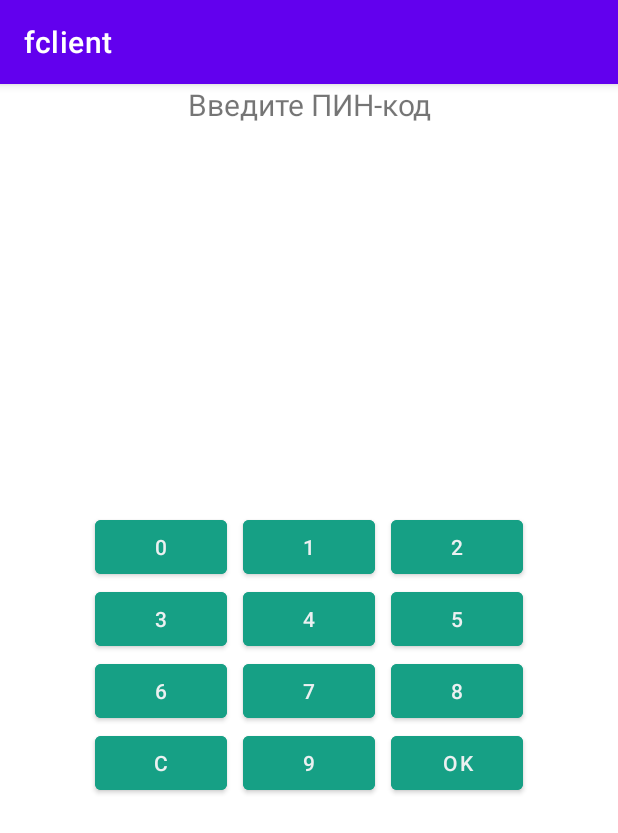
After one commit to PaulPreobraszhensky/rpo, an Android app: the PinpadActivity screen opened directly, with no data from a screen before it, on a phone screen of 412 x 824 dp. The commit adds this screen. Shown: the top 833 px of the screen. Run offline under Robolectric (Android 15) with nearby library versions, the phone set to English and light mode, and no system bars; 2 statements that could not run were skipped.

Commit message:
LR2 Part2

```diff
--- a/fclient/app/build.gradle
+++ b/fclient/app/build.gradle
@@ -48,7 +48,6 @@ android {
 }
 
 dependencies {
-
     implementation 'androidx.appcompat:appcompat:1.3.0'
     implementation 'com.google.android.material:material:1.4.0'
     implementation 'androidx.constraintlayout:constraintlayout:2.0.4'
@@ -56,4 +55,5 @@ dependencies {
     testImplementation 'junit:junit:4.13.2'
     androidTestImplementation 'androidx.test.ext:junit:1.1.3'
     androidTestImplementation 'androidx.test.espresso:espresso-core:3.4.0'
+    implementation 'commons-codec:commons-codec:1.15'
 }
--- a/fclient/app/src/main/AndroidManifest.xml
+++ b/fclient/app/src/main/AndroidManifest.xml
@@ -10,6 +10,9 @@
         android:supportsRtl="true"
         android:theme="@style/Theme.Fclient">
         <activity
+            android:name=".PinpadActivity"
+            android:exported="false" />
+        <activity
             android:name=".MainActivity"
             android:exported="true">
             <intent-filter>
--- /dev/null
+++ b/fclient/app/src/main/java/ru/iu3/fclient/PinpadActivity.java
@@ -0,0 +1,76 @@
+package ru.iu3.fclient;
+
+import androidx.appcompat.app.AppCompatActivity;
+
+import android.content.Intent;
+import android.os.Bundle;
+import android.view.View;
+import android.widget.Button;
+import android.widget.TextView;
+
+import java.text.DecimalFormat;
+
+public class PinpadActivity extends AppCompatActivity {
+
+    TextView tvPin;
+    String pin = "";
+    final int MAX_KEYS = 10;
+
+    @Override
+    protected void onCreate(Bundle savedInstanceState) {
+        super.onCreate(savedInstanceState);
+        setContentView(R.layout.activity_pinpad);
+
+        tvPin = findViewById(R.id.txtPin);
+
+        ShuffleKeys();
+
+        findViewById(R.id.btnOK).setOnClickListener((View) -> {
+            Intent it = new Intent();
+            it.putExtra("pin", pin);
+            setResult(RESULT_OK, it);
+            finish();
+        });
+
+        findViewById(R.id.btnReset).setOnClickListener((View) -> {
+            pin = "";
+            tvPin.setText("");
+        });
+    }
+
+
+    //Обработчики кнопок ввода цифр
+    public void keyClick(View v)
+    {
+        String key = ((TextView)v).getText().toString();
+        int sz = pin.length();
+        if (sz < 4)
+        {
+            pin += key;
+            tvPin.setText("****".substring(3 - sz));
+        }
+    }
+    protected void ShuffleKeys()
+    {
+        Button keys[] = new Button[] {
+                findViewById(R.id.btnKey0),
+                findViewById(R.id.btnKey1),
+                findViewById(R.id.btnKey2),
+                findViewById(R.id.btnKey3),
+                findViewById(R.id.btnKey4),
+                findViewById(R.id.btnKey5),
+                findViewById(R.id.btnKey6),
+                findViewById(R.id.btnKey7),
+                findViewById(R.id.btnKey8),
+                findViewById(R.id.btnKey9),
+        };
+        byte[] rnd = MainActivity.randomBytes(MAX_KEYS);
+        for(int i = 0; i < MAX_KEYS; i++)
+        {
+            int idx = (rnd[i] & 0xFF) % 10;
+            CharSequence txt = keys[idx].getText();
+            keys[idx].setText(keys[i].getText());
+            keys[i].setText(txt);
+        }
+    }
+}
--- /dev/null
+++ b/fclient/app/src/main/res/layout/activity_pinpad.xml
@@ -0,0 +1,80 @@
+<?xml version="1.0" encoding="utf-8" ?>
+<androidx.constraintlayout.widget.ConstraintLayout
+    xmlns:android="http://schemas.android.com/apk/res/android"
+    xmlns:app="http://schemas.android.com/apk/res-auto"
+    xmlns:tools="http://schemas.android.com/tools"
+    android:layout_width="match_parent"
+    android:layout_height="match_parent"
+    tools:context=".PinpadActivity">
+    #Дизайн окна ввода пинкода
+    <LinearLayout
+        android:layout_width="match_parent"
+        android:layout_height="match_parent"
+        android:orientation="vertical">
+        <TextView android:text="Введите ПИН-код"
+            android:textSize="20dp"
+            android:textAlignment="center"
+            android:layout_width="match_parent"
+            android:layout_height="wrap_content" />
+        <TextView android:id="@+id/txtPin"
+            android:text=""
+            android:textSize="28dp"
+            android:textAlignment="center"
+            android:layout_width="match_parent"
+            android:layout_height="wrap_content" />
+        <TextView android:id="@+id/txtAmount"
+            android:textSize="20dp"
+            android:textAlignment="center"
+            android:layout_width="match_parent"
+            android:layout_height="wrap_content" />
+        <TextView android:id="@+id/txtPtc"
+            android:textSize="16dp"
+            android:textAlignment="center"
+            android:layout_width="match_parent"
+            android:layout_height="wrap_content" />
+        <GridLayout
+            android:layout_width="wrap_content"
+            android:layout_height="wrap_content"
+            android:layout_gravity="center"
+            android:orientation="horizontal"
+            android:layout_marginTop="170dp"
+            android:columnCount="3">
+            <Button android:id="@+id/btnKey1"
+                android:text="1" android:onClick="keyClick"
+                style="@style/PadButton" />
+            <Button android:id="@+id/btnKey2"
+                android:text="2" android:onClick="keyClick"
+                style="@style/PadButton" />
+            <Button android:id="@+id/btnKey3"
+                android:text="3" android:onClick="keyClick"
+                style="@style/PadButton" />
+            <Button android:id="@+id/btnKey4"
+                android:text="4" android:onClick="keyClick"
+                style="@style/PadButton" />
+            <Button android:id="@+id/btnKey5"
+                android:text="5" android:onClick="keyClick"
+                style="@style/PadButton" />
+            <Button android:id="@+id/btnKey6"
+                android:text="6" android:onClick="keyClick"
+                style="@style/PadButton" />
+            <Button android:id="@+id/btnKey7"
+                android:text="7" android:onClick="keyClick"
+                style="@style/PadButton" />
+            <Button android:id="@+id/btnKey8"
+                android:text="8" android:onClick="keyClick"
+                style="@style/PadButton" />
+            <Button android:id="@+id/btnKey9"
+                android:text="9" android:onClick="keyClick"
+                style="@style/PadButton" />
+            <Button android:id="@+id/btnReset"
+                android:text="C" android:onClick="keyClick"
+                style="@style/PadButton" />
+            <Button android:id="@+id/btnKey0"
+                android:text="0" android:onClick="keyClick"
+                style="@style/PadButton" />
+            <Button android:id="@+id/btnOK"
+                android:text="OK" android:onClick="keyClick"
+                style="@style/PadButton" />
+        </GridLayout>
+    </LinearLayout>
+</androidx.constraintlayout.widget.ConstraintLayout>
--- a/fclient/app/src/main/res/values/themes.xml
+++ b/fclient/app/src/main/res/values/themes.xml
@@ -13,4 +13,10 @@
         <item name="android:statusBarColor" tools:targetApi="l">?attr/colorPrimaryVariant</item>
         <!-- Customize your theme here. -->
     </style>
+    <style name="PadButton">
+        <item name="android:textColor" >#ecf0f1</item>
+        <item name="android:layout_marginRight" >5dp</item>
+        <item name="android:layout_marginLeft" >5dp</item>
+        <item name="android:backgroundTint" >#16a085</item>
+    </style>
 </resources>
```
Also changed, not shown: fclient/app/src/main/java/ru/iu3/fclient/MainActivity.java (+69 -18 lines), fclient/app/src/main/res/layout/activity_main.xml (+6 -5 lines), 154 other files.
